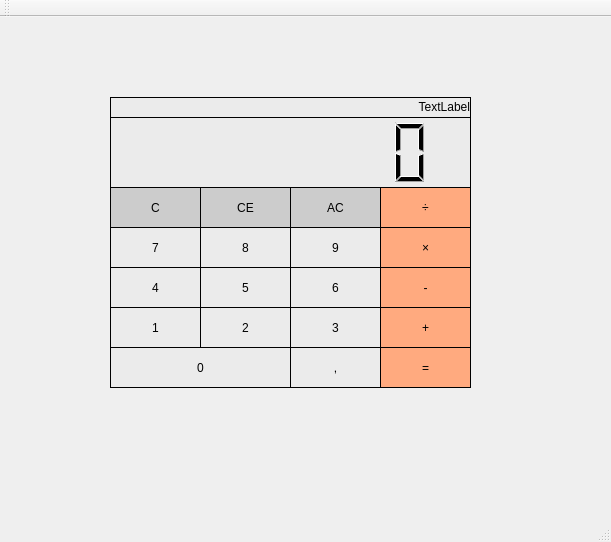
The window that mainwindow.ui (kokakola/Calculator) describes before a commit, drawn with Qt 5.
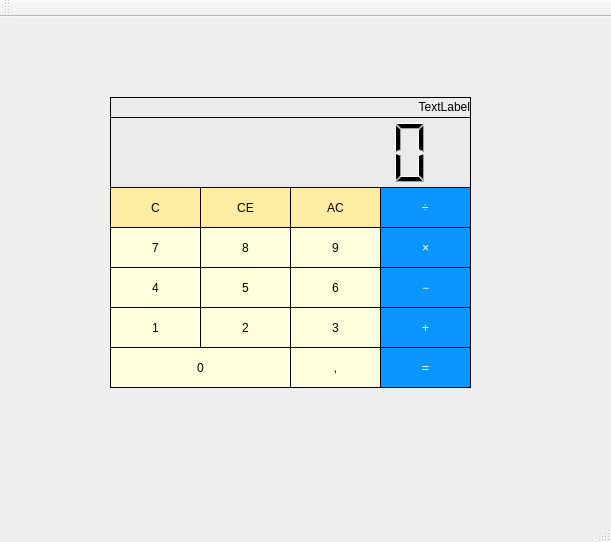
The same window after the commit.

Commit message: Не большие изменения по цветам кнопок и удаления на pushButton_C_...

The edit to the form file:
```diff
--- a/mainwindow.ui
+++ b/mainwindow.ui
@@ -53,7 +53,7 @@
     <property name="styleSheet">
      <string notr="true">#pushButton_comma{
 	font: 75 18pt &quot;Calibri Light&quot;;
-	background-color: rgb(235, 235, 235);
+	background-color: rgb(255, 255, 219);
 	border-style: outset;
 	border-width: 1px;	
 	border-color: rgb(0, 0, 0);
@@ -79,7 +79,7 @@
     <property name="styleSheet">
      <string notr="true">#pushButton_C_delete{	
 	font: 15pt &quot;Calibri Light&quot;;
-	background-color: rgb(204, 204, 204);
+	background-color: rgb(255, 237, 163);
 	border-style: outset;
 	border-width: 1px;	
 	border-color: rgb(0, 0, 0);
@@ -104,8 +104,9 @@
     </property>
     <property name="styleSheet">
      <string notr="true">#pushButton_devide{
-	font: 20pt &quot;Calibri Light&quot;;
-	background-color: rgb(255, 170, 127);
+	color: rgb(255, 255, 255);
+	font: 30pt &quot;Calibri Light&quot;;
+	background-color: rgb(10, 149, 255);
 	border-style: outset;
 	border-width: 1px;	
 	border-color: rgb(0, 0, 0);
@@ -130,8 +131,9 @@
     </property>
     <property name="styleSheet">
      <string notr="true">#pushButton_multiply{
-	font: 20pt &quot;Calibri Light&quot;;
-	background-color: rgb(255, 170, 127);
+	color: rgb(255, 255, 255);
+	font: 30pt &quot;Calibri Light&quot;;
+	background-color: rgb(10, 149, 255);
 	border-style: outset;
 	border-width: 1px;	
 	border-color: rgb(0, 0, 0);
@@ -156,8 +158,9 @@
     </property>
     <property name="styleSheet">
      <string notr="true">#pushButton_subtract{
+	color: rgb(255, 255, 255);
 	font: 30pt &quot;Calibri Light&quot;;
-	background-color: rgb(255, 170, 127);
+	background-color: rgb(10, 149, 255);
 	border-style: outset;
 	border-width: 1px;	
 	border-color: rgb(0, 0, 0);
@@ -168,7 +171,7 @@
 }</string>
     </property>
     <property name="text">
-     <string>-</string>
+     <string>−</string>
     </property>
    </widget>
    <widget class="QPushButton" name="pushButton_addition">
@@ -182,8 +185,9 @@
     </property>
     <property name="styleSheet">
      <string notr="true">#pushButton_addition{
-	font: 20pt &quot;Calibri Light&quot;;
-	background-color: rgb(255, 170, 127);
+	color: rgb(255, 255, 255);
+	font: 30pt &quot;Calibri Light&quot;;
+	background-color: rgb(10, 149, 255);
 	border-style: outset;
 	border-width: 1px;	
 	border-color: rgb(0, 0, 0);
@@ -209,7 +213,7 @@
     <property name="styleSheet">
      <string notr="true">#pushButton_AC_delete{
 	font: 15pt &quot;Calibri Light&quot;;
-	background-color: rgb(204, 204, 204);
+	background-color: rgb(255, 237, 163);
 	border-style: outset;
 	border-width: 1px;	
 	border-color: rgb(0, 0, 0);
@@ -235,7 +239,7 @@
     <property name="styleSheet">
      <string notr="true">#pushButton_CE_delete{	
 	font: 15pt &quot;Calibri Light&quot;;
-	background-color: rgb(204, 204, 204);
+	background-color: rgb(255, 237, 163);
 	border-style: outset;
 	border-width: 1px;	
 	border-color: rgb(0, 0, 0);
@@ -260,8 +264,9 @@
     </property>
     <property name="styleSheet">
      <string notr="true">#pushButton_equal{
-	font: 20pt &quot;Calibri Light&quot;;
-	background-color: rgb(255, 170, 127);
+	color: rgb(255, 255, 255);
+	font: 30pt &quot;Calibri Light&quot;;
+	background-color: rgb(10, 149, 255);
 	border-style: outset;
 	border-width: 1px;	
 	border-color: rgb(0, 0, 0);
@@ -287,7 +292,7 @@
     <property name="styleSheet">
      <string notr="true">#pushButton_4{
 	font: 75 18pt &quot;Calibri Light&quot;;
-	background-color: rgb(235, 235, 235);
+	background-color: rgb(255, 255, 219);
 	border-style: outset;
 	border-width: 1px;	
 	border-color: rgb(0, 0, 0);
@@ -316,7 +321,7 @@
     <property name="styleSheet">
      <string notr="true">#pushButton_3{
 	font: 75 18pt &quot;Calibri Light&quot;;
-	background-color: rgb(235, 235, 235);
+	background-color: rgb(255, 255, 219);
 	border-style: outset;
 	border-width: 1px;	
 	border-color: rgb(0, 0, 0);
@@ -342,7 +347,7 @@
     <property name="styleSheet">
      <string notr="true">#pushButton_2{
 	font: 75 18pt &quot;Calibri Light&quot;;
-	background-color: rgb(235, 235, 235);
+	background-color: rgb(255, 255, 219);
 	border-style: outset;
 	border-width: 1px;	
 	border-color: rgb(0, 0, 0);
@@ -368,7 +373,7 @@
     <property name="styleSheet">
      <string notr="true">#pushButton_5{
 	font: 75 18pt &quot;Calibri Light&quot;;
-	background-color: rgb(235, 235, 235);
+	background-color: rgb(255, 255, 219);
 	border-style: outset;
 	border-width: 1px;	
 	border-color: rgb(0, 0, 0);
@@ -394,7 +399,7 @@
     <property name="styleSheet">
      <string notr="true">#pushButton_0{
 	font: 75 18pt &quot;Calibri Light&quot;;
-	background-color: rgb(235, 235, 235);
+	background-color: rgb(255, 255, 219);
 	border-style: outset;
 	border-width: 1px;	
 	border-color: rgb(0, 0, 0);
@@ -420,7 +425,7 @@
     <property name="styleSheet">
      <string notr="true">#pushButton_7{
 	font: 75 18pt &quot;Calibri Light&quot;;
-	background-color: rgb(235, 235, 235);
+	background-color: rgb(255, 255, 219);
 	border-style: outset;
 	border-width: 1px;	
 	border-color: rgb(0, 0, 0);
@@ -446,7 +451,7 @@
     <property name="styleSheet">
      <string notr="true">#pushButton_6{
 	font: 75 18pt &quot;Calibri Light&quot;;
-	background-color: rgb(235, 235, 235);
+	background-color: rgb(255, 255, 219);
 	border-style: outset;
 	border-width: 1px;	
 	border-color: rgb(0, 0, 0);
@@ -475,7 +480,7 @@
     <property name="styleSheet">
      <string notr="true">#pushButton_8{
 	font: 75 18pt &quot;Calibri Light&quot;;
-	background-color: rgb(235, 235, 235);
+	background-color: rgb(255, 255, 219);
 	border-style: outset;
 	border-width: 1px;	
 	border-color: rgb(0, 0, 0);
@@ -501,7 +506,7 @@
     <property name="styleSheet">
      <string notr="true">#pushButton_1{
 	font: 75 18pt &quot;Calibri Light&quot;;
-	background-color: rgb(235, 235, 235);
+	background-color: rgb(255, 255, 219);
 	border-style: outset;
 	border-width: 1px;	
 	border-color: rgb(0, 0, 0);
@@ -527,7 +532,7 @@
     <property name="styleSheet">
      <string notr="true">#pushButton_9{
 	font: 75 18pt &quot;Calibri Light&quot;;
-	background-color: rgb(235, 235, 235);
+	background-color: rgb(255, 255, 219);
 	border-style: outset;
 	border-width: 1px;	
 	border-color: rgb(0, 0, 0);
```
Left out of the diff: 38 changed lines with no effect on the pictures. The commit also changes 2 other files.
